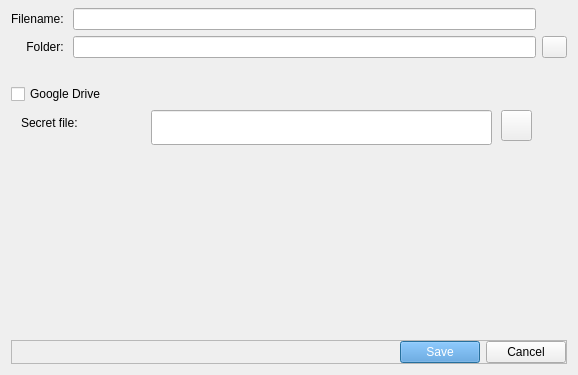
Old version of the form Utilities/DataExport/saveLocationDialog.ui in the repository Georgia-Tech-Off-Road/GTORDaata; both pictures show x 0 to 578 and y 269 to 644 of the 578 by 644 pixel window.
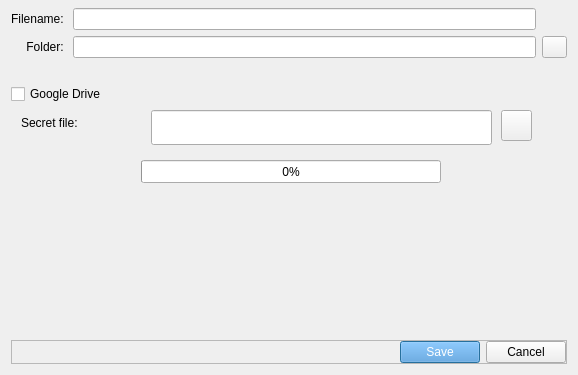
New version of the form. Icons and pictures are not drawn.

Commit message: Added progress bar, fixed app/Properties search

```diff
--- a/Utilities/DataExport/saveLocationDialog.ui
+++ b/Utilities/DataExport/saveLocationDialog.ui
@@ -358,7 +358,7 @@
      <property name="minimumSize">
       <size>
        <width>0</width>
-       <height>50</height>
+       <height>100</height>
       </size>
      </property>
      <widget class="QLabel" name="label_secGD">
@@ -413,6 +413,19 @@
         <normaloff>infoIcon.png</normaloff>infoIcon.png</iconset>
       </property>
      </widget>
+     <widget class="QProgressBar" name="progressBar_GD">
+      <property name="geometry">
+       <rect>
+        <x>130</x>
+        <y>50</y>
+        <width>300</width>
+        <height>23</height>
+       </rect>
+      </property>
+      <property name="value">
+       <number>0</number>
+      </property>
+     </widget>
     </widget>
    </item>
   </layout>
```
The commit also changes 5 other files.
